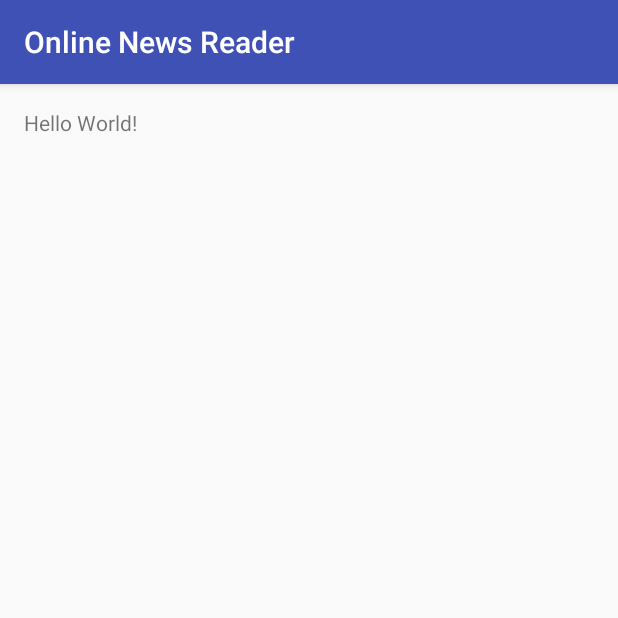
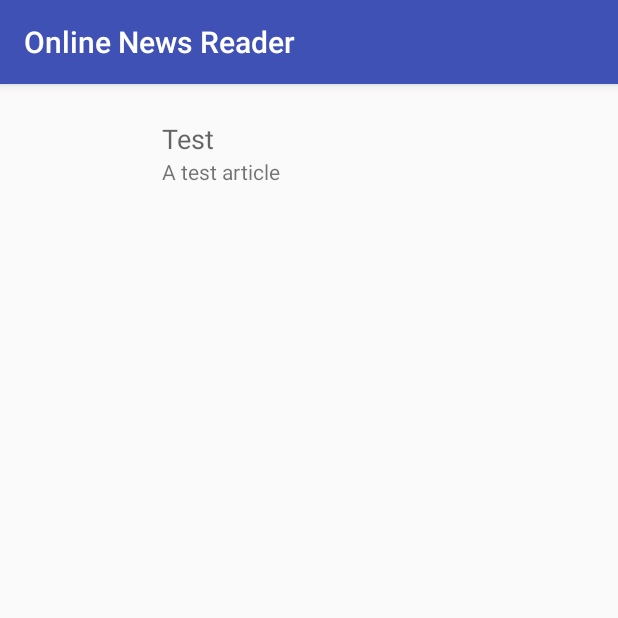
Before and after one commit to myrovh/Android_Online_News_Reader, an Android app: the screen it shows after launch (MainActivity), on a phone screen of 412 x 824 dp, the top half of it. Run offline under Robolectric (Android 15) with nearby library versions, the phone set to English and light mode, and no system bars.

Commit message:
article adapter working (without image loading)

```diff
--- a/app/build.gradle
+++ b/app/build.gradle
@@ -23,4 +23,6 @@ dependencies {
     compile fileTree(dir: 'libs', include: ['*.jar'])
     testCompile 'junit:junit:4.12'
     compile 'com.android.support:appcompat-v7:23.3.0'
+    compile 'com.android.support:recyclerview-v7:23.3.0'
+    compile 'com.android.support:design:23.3.0'
 }
--- /dev/null
+++ b/app/src/main/java/myrovh/onlinenewsreader/Article.java
@@ -0,0 +1,41 @@
+package myrovh.onlinenewsreader;
+
+/* Article Class
+ * Data container for articles designed to be populated via JSON
+
+ */
+public class Article {
+    private String title;
+    private String description;
+    private String thumbnailUri;
+
+    public Article(String title, String description, String thumbnailUri) {
+        this.title = title;
+        this.description = description;
+        this.thumbnailUri = thumbnailUri;
+    }
+
+    public String getTitle() {
+        return title;
+    }
+
+    public void setTitle(String title) {
+        this.title = title;
+    }
+
+    public String getDescription() {
+        return description;
+    }
+
+    public void setDescription(String description) {
+        this.description = description;
+    }
+
+    public String getThumbnailUri() {
+        return thumbnailUri;
+    }
+
+    public void setThumbnailUri(String thumbnailUri) {
+        this.thumbnailUri = thumbnailUri;
+    }
+}
--- /dev/null
+++ b/app/src/main/java/myrovh/onlinenewsreader/ArticleAdapter.java
@@ -0,0 +1,70 @@
+package myrovh.onlinenewsreader;
+
+import android.support.v7.widget.RecyclerView;
+import android.view.LayoutInflater;
+import android.view.View;
+import android.view.ViewGroup;
+import android.widget.ImageView;
+import android.widget.TextView;
+
+import java.util.ArrayList;
+
+public class ArticleAdapter extends RecyclerView.Adapter<ArticleAdapter.ViewHolder> {
+    private static OnItemClickListener listener;
+    private ArrayList<Article> data = new ArrayList<>();
+
+    public ArticleAdapter(ArrayList<Article> inputData) {
+        data = inputData;
+        this.listener = null;
+    }
+
+    @Override
+    public ViewHolder onCreateViewHolder(ViewGroup parent, int viewType) {
+        View v = LayoutInflater.from(parent.getContext()).inflate(R.layout.viewholder_article, parent, false);
+        return new ViewHolder(v);
+    }
+
+    @Override
+    public void onBindViewHolder(ViewHolder holder, int position) {
+        holder.titleView.setText(data.get(position).getTitle());
+        holder.descriptionView.setText(data.get(position).getDescription());
+    }
+
+    @Override
+    public int getItemCount() {
+        return data.size();
+    }
+
+    // Define the method that allows the parent activity or fragment to define the listener
+    public void setOnItemClickListener(OnItemClickListener listener) {
+        this.listener = listener;
+    }
+
+    // Define the listener interface
+    public interface OnItemClickListener {
+        void onItemClick(View v, int position);
+    }
+
+    //Define ViewHolder for Adapter
+    public class ViewHolder extends RecyclerView.ViewHolder {
+        private final TextView titleView;
+        private final TextView descriptionView;
+        private final ImageView thumbnailView;
+
+        public ViewHolder(View v) {
+            super(v);
+            titleView = (TextView) v.findViewById(R.id.titleView);
+            descriptionView = (TextView) v.findViewById(R.id.descriptionView);
+            thumbnailView = (ImageView) v.findViewById(R.id.thumbnailView);
+
+            v.setOnClickListener(new View.OnClickListener() {
+                @Override
+                public void onClick(View v) {
+                    if (listener != null) {
+                        listener.onItemClick(v, getLayoutPosition());
+                    }
+                }
+            });
+        }
+    }
+}
--- a/app/src/main/java/myrovh/onlinenewsreader/MainActivity.java
+++ b/app/src/main/java/myrovh/onlinenewsreader/MainActivity.java
@@ -1,13 +1,28 @@
 package myrovh.onlinenewsreader;
 
+import android.os.Bundle;
 import android.support.v7.app.AppCompatActivity;
-import android.os.Bundle;
+import android.support.v7.widget.LinearLayoutManager;
+import android.support.v7.widget.RecyclerView;
+
+import java.util.ArrayList;
 
 public class MainActivity extends AppCompatActivity {
+    private ArrayList<Article> articleData = new ArrayList<>();
 
     @Override
     protected void onCreate(Bundle savedInstanceState) {
         super.onCreate(savedInstanceState);
         setContentView(R.layout.activity_main);
+
+        articleData.add(new Article("Test", "A test article", "http://www.abc.net.au/news/image/7348154-3x4-940x1253.jpg"));
+
+        ArticleAdapter adapter = new ArticleAdapter(articleData);
+        RecyclerView articleRecyclerView = (RecyclerView) findViewById(R.id.articleRecyclerView);
+        RecyclerView.LayoutManager articleLayout = new LinearLayoutManager(this);
+        articleRecyclerView.setLayoutManager(articleLayout);
+        articleRecyclerView.setAdapter(adapter);
+
+        //TODO add onClickListener for article webpage load
     }
 }
--- a/app/src/main/res/layout/activity_main.xml
+++ b/app/src/main/res/layout/activity_main.xml
@@ -1,5 +1,5 @@
 <?xml version="1.0" encoding="utf-8"?>
-<RelativeLayout xmlns:android="http://schemas.android.com/apk/res/android"
+<LinearLayout xmlns:android="http://schemas.android.com/apk/res/android"
     xmlns:tools="http://schemas.android.com/tools"
     android:layout_width="match_parent"
     android:layout_height="match_parent"
@@ -9,8 +9,9 @@
     android:paddingTop="@dimen/activity_vertical_margin"
     tools:context="myrovh.onlinenewsreader.MainActivity">
 
-    <TextView
-        android:layout_width="wrap_content"
-        android:layout_height="wrap_content"
-        android:text="Hello World!" />
-</RelativeLayout>
+
+    <android.support.v7.widget.RecyclerView
+        android:id="@+id/articleRecyclerView"
+        android:layout_width="match_parent"
+        android:layout_height="match_parent" />
+</LinearLayout>
--- /dev/null
+++ b/app/src/main/res/layout/viewholder_article.xml
@@ -0,0 +1,43 @@
+<?xml version="1.0" encoding="utf-8"?>
+<LinearLayout xmlns:android="http://schemas.android.com/apk/res/android"
+    android:layout_width="match_parent"
+    android:layout_height="88dp"
+    android:orientation="vertical"
+    android:paddingLeft="16dp"
+    android:paddingTop="8dp">
+
+    <LinearLayout
+        android:layout_width="match_parent"
+        android:layout_height="match_parent"
+        android:orientation="horizontal">
+
+        <ImageView
+            android:id="@+id/thumbnailView"
+            android:layout_width="68dp"
+            android:layout_height="68dp"
+            android:contentDescription="@string/content_description" />
+
+        <LinearLayout
+            android:layout_width="match_parent"
+            android:layout_height="match_parent"
+            android:orientation="vertical">
+
+            <TextView
+                android:id="@+id/titleView"
+                android:layout_width="wrap_content"
+                android:layout_height="wrap_content"
+                android:layout_marginLeft="8dp"
+                android:text="Title"
+                android:textAppearance="?android:attr/textAppearanceMedium" />
+
+            <TextView
+                android:id="@+id/descriptionView"
+                android:layout_width="wrap_content"
+                android:layout_height="wrap_content"
+                android:layout_marginLeft="8dp"
+                android:text="Description"
+                android:textAppearance="?android:attr/textAppearanceSmall" />
+        </LinearLayout>
+    </LinearLayout>
+
+</LinearLayout>
--- a/app/src/main/res/values/strings.xml
+++ b/app/src/main/res/values/strings.xml
@@ -1,3 +1,4 @@
 <resources>
     <string name="app_name">Online News Reader</string>
+    <string name="content_description">Article Image</string>
 </resources>
```
Also changed, not shown: 1 other file.
